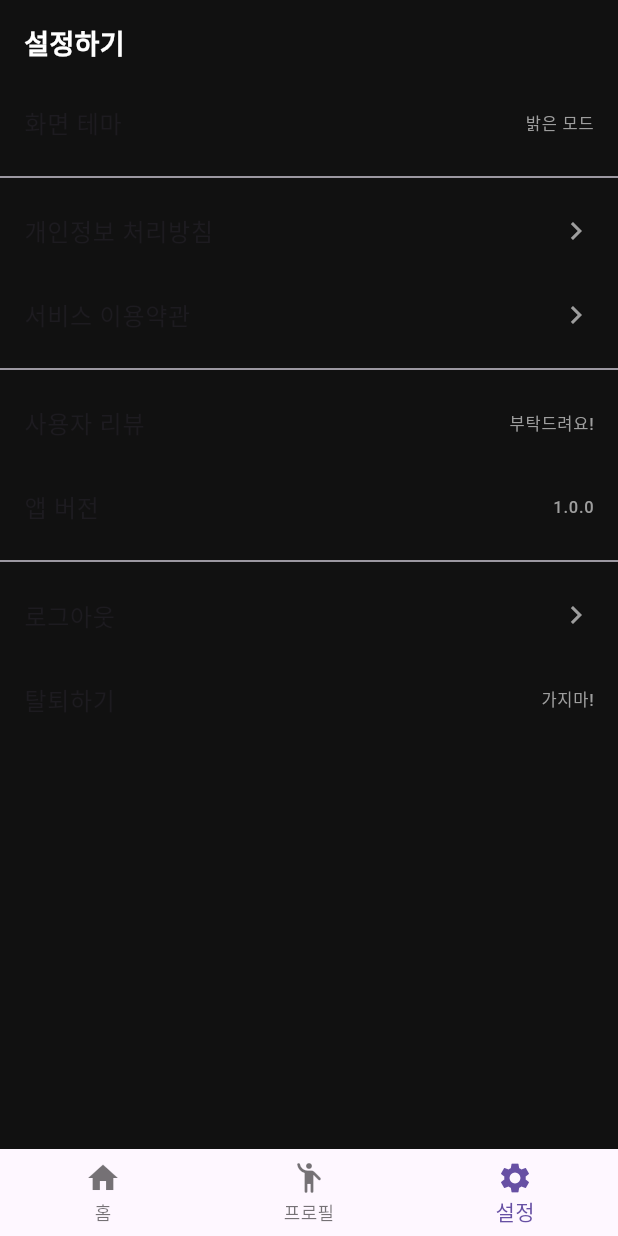
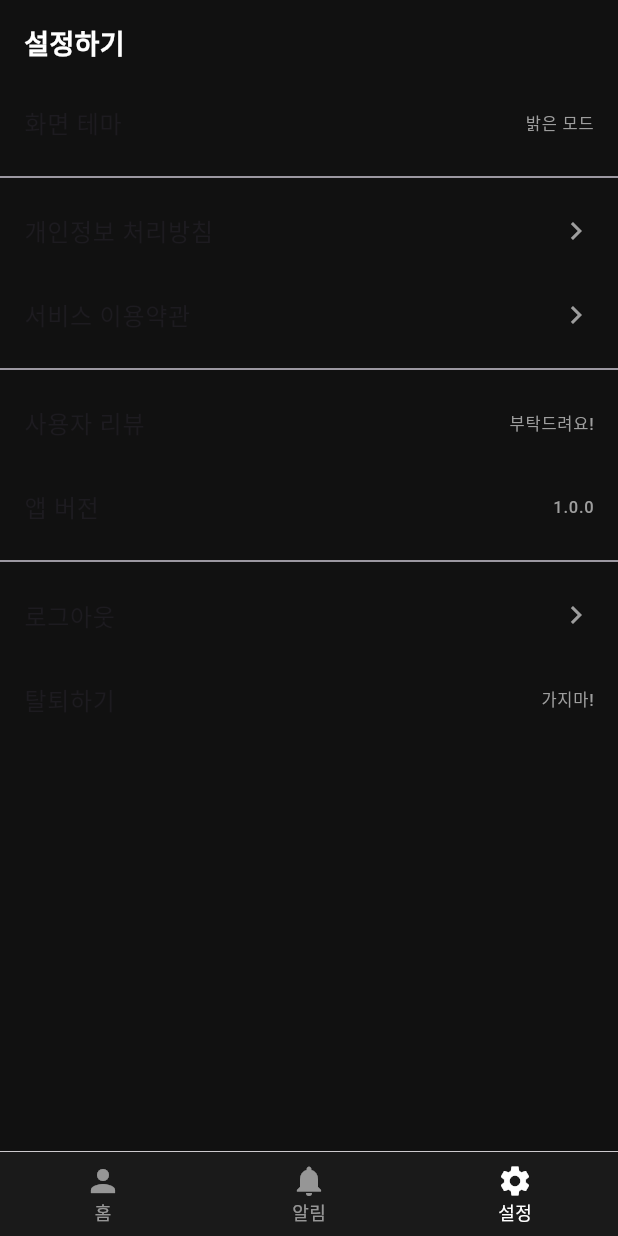
Before and after one commit to urbosaDev/ETA, a Flutter app: the BottomNavView screen opened by its route, item 3 of the bottom bar chosen, on a phone screen of 412 x 824 dp. Run offline on Flutter 3.47's test engine with Material 3 defaults, Android fonts, the phone set to English and light mode, and no system bars; our stand-ins replace cloud_firestore, firebase_auth, firebase_core, firebase_messaging, flutter_dotenv, get and 2 more; missing offline and left inert: flutter_naver_map; accounts and stored records are empty; generated files the repository leaves out were written again.

Commit message:
bottomNavigationBar레이아웃

```diff
--- a/lib/presentation/bottomNav/bottom_nav_view.dart
+++ b/lib/presentation/bottomNav/bottom_nav_view.dart
@@ -19,17 +19,30 @@ class BottomNavView extends GetView<BottomNavViewModel> {
           index: index,
           children: [HomeView(), ProfileView(), SettingView()],
         ),
-        bottomNavigationBar: BottomNavigationBar(
+
+        bottomNavigationBar: Material(
+          child: Column(
+            mainAxisSize: MainAxisSize.min,
+            children: [
+              Container(height: 0.5, color: Colors.white38),
+              BottomNavigationBar(
                 currentIndex: index,
                 onTap: controller.changeIndex,
+                type: BottomNavigationBarType.fixed,
                 items: const [
-            BottomNavigationBarItem(icon: Icon(Icons.home), label: '홈'),
+                  BottomNavigationBarItem(icon: Icon(Icons.person), label: '홈'),
                   BottomNavigationBarItem(
-              icon: Icon(Icons.emoji_people_rounded),
-              label: '프로필',
+                    icon: Icon(Icons.notifications),
+                    label: '알림',
                   ),
-            BottomNavigationBarItem(icon: Icon(Icons.settings), label: '설정'),
+                  BottomNavigationBarItem(
+                    icon: Icon(Icons.settings),
+                    label: '설정',
+                  ),
                 ],
+              ),
+            ],
+          ),
         ),
       );
     });
```
Also changed, not shown: lib/main.dart (+9 -0 lines). Lines whose indentation alone changed are shown as unchanged.
